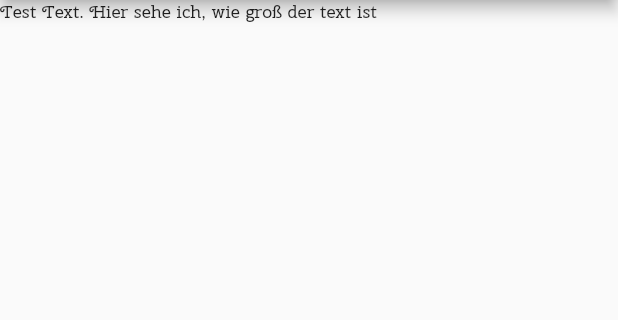
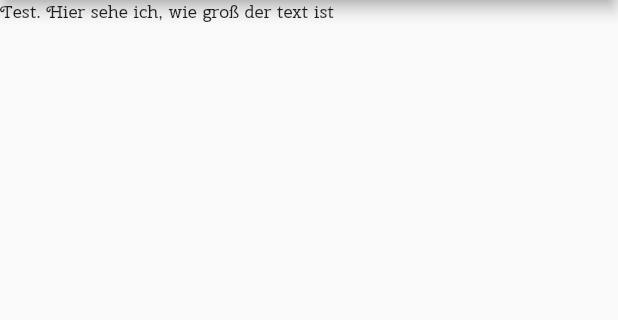
Before and after one commit to bariskoe/nebilimapp, a Flutter app: the screen it shows after launch, on a phone screen of 412 x 824 dp, the part 84-404 px from its top. Run offline on Flutter 3.47's test engine with Material 2 defaults, Android fonts, the light colour scheme and no system bars.

Commit message:
feat: Test commit.

```diff
--- a/lib/main.dart
+++ b/lib/main.dart
@@ -24,7 +24,7 @@ class Testpage extends StatelessWidget {
     return StandardPageWidget(
       appBarTitle: 'Nebilim',
       child: Text(
-        'Test Text. Hier sehe ich, wie groß der text ist',
+        'Test. Hier sehe ich, wie groß der text ist',
         style: Theme.of(context).textTheme.subtitle1,
       ),
     );
```
